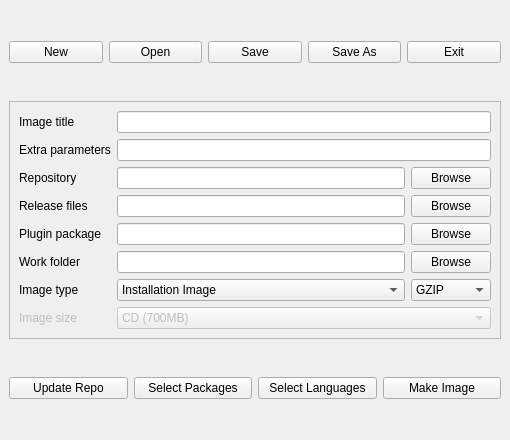
The window that branches/kde/pardusman/2009/gui/ui/main.ui (pars-linux/uludag) describes before a commit, drawn with Qt 5.
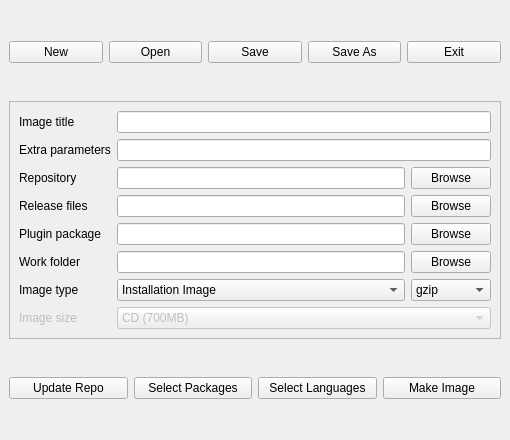
The same window after the commit.

Patch:
```diff
--- a/branches/kde/pardusman/2009/gui/ui/main.ui
+++ b/branches/kde/pardusman/2009/gui/ui/main.ui
@@ -241,7 +241,7 @@
           <widget class="QComboBox" name="comboCompression">
            <item>
             <property name="text">
-             <string>GZIP</string>
+             <string>gzip</string>
             </property>
            </item>
            <item>
```
Left out of the diff: 2 changed lines with no effect on the pictures.
